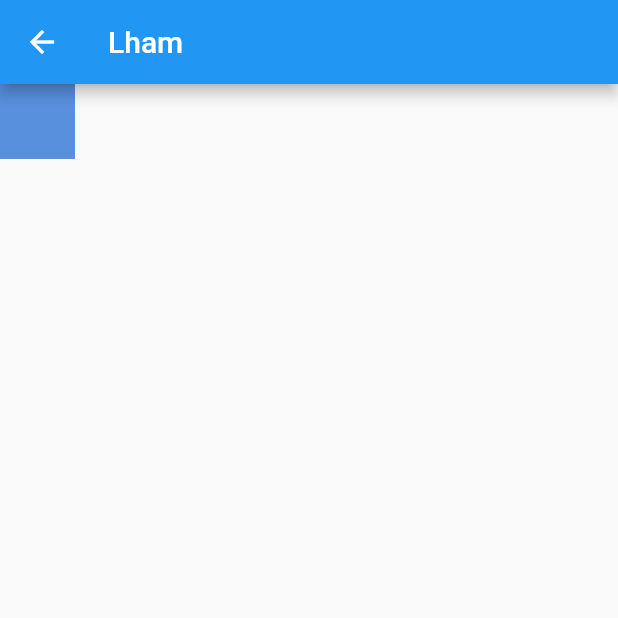
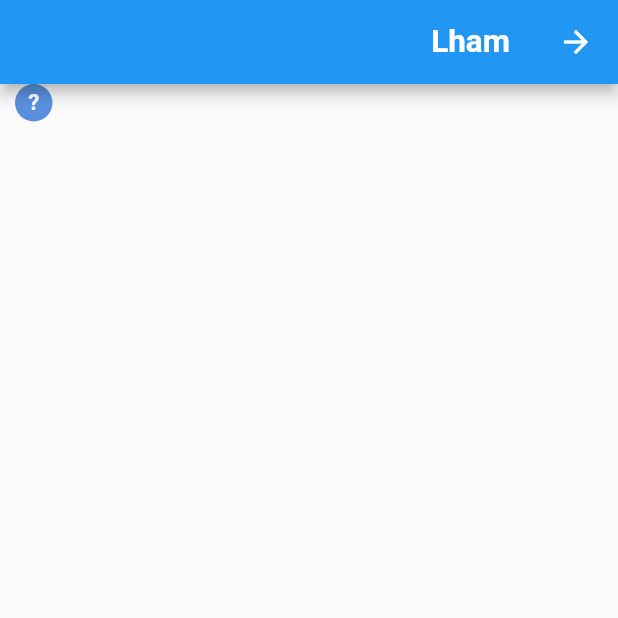
Before and after one commit to aliazimoshan/BluBank, a Flutter app: the screen it shows after launch, after a tap on "Lham Screen", on a phone screen of 412 x 824 dp, the top half of it. Run offline on Flutter 3.47's test engine with Material 2 defaults, Android fonts, the phone set to English and light mode, and no system bars.

Commit message:
change languege of application to fa, Fix the style of contactModal and add it to AppBarWidget

```diff
--- a/lib/main.dart
+++ b/lib/main.dart
@@ -1,4 +1,5 @@
 import 'package:blubank/view/screens/mainScreen.dart';
+import 'package:flutter_localizations/flutter_localizations.dart';
 import 'package:flutter/material.dart';
 import 'constant/colors.dart';
 
@@ -14,6 +15,15 @@ class BluBank extends StatelessWidget {
       theme: ThemeData(
         primaryColor: BluColor.primaryColor,
       ),
+      localizationsDelegates: [
+        GlobalCupertinoLocalizations.delegate,
+        GlobalMaterialLocalizations.delegate,
+        GlobalWidgetsLocalizations.delegate,
+      ],
+      supportedLocales: [
+        Locale("fa", "IR"),
+      ],
+      locale: Locale("fa", "IR"),
       home: MainScreen(),
     );
   }
--- a/lib/view/screens/roya/royaScreen.dart
+++ b/lib/view/screens/roya/royaScreen.dart
@@ -1,3 +1,4 @@
+import 'package:blubank/view/widgets/appBar_widget.dart';
 import 'package:flutter/material.dart';
 
 class RoyaScreen extends StatelessWidget {
@@ -6,8 +7,8 @@ class RoyaScreen extends StatelessWidget {
   @override
   Widget build(BuildContext context) {
     return Scaffold(
-      appBar: AppBar(
-        title: Text("Roya"),
+      appBar: AppBarWidget(
+        text: "علی عظیم الشان",
       ),
     );
   }
--- a/lib/view/widgets/contactModal_widget.dart
+++ b/lib/view/widgets/contactModal_widget.dart
@@ -11,15 +11,15 @@ class Contactmodalwidget extends StatelessWidget {
       height: 50,
       child: Row(
         children: [
-          Spacer(),
+          Container(
+            child: Icon(greyicon, color: Colors.grey),
+          ),
+          SizedBox(width: 20),
           Text(
             title,
             style: TextStyle(fontSize: 16),
           ),
-          SizedBox(width: 20),
-          Container(
-            child: Icon(greyicon, color: Colors.grey),
-          ),
+          Spacer(),
         ],
       ),
     );
@@ -27,7 +27,9 @@ class Contactmodalwidget extends StatelessWidget {
 
   @override
   Widget build(BuildContext context) {
-    return InkWell(
+    return Padding(
+      padding: EdgeInsets.fromLTRB(10, 0, 10, 0),
+      child: InkWell(
         onTap: () {
           showModalBottomSheet(
             backgroundColor: Colors.transparent,
@@ -35,7 +37,7 @@ class Contactmodalwidget extends StatelessWidget {
             builder: (context) {
               return Container(
                 width: BluDimensions.width(context),
-              padding: EdgeInsets.all(25),
+                padding: EdgeInsets.fromLTRB(20, 0, 20, 20),
                 child: Column(
                   children: [
                     Spacer(),
@@ -46,7 +48,7 @@ class Contactmodalwidget extends StatelessWidget {
                       ),
                       child: Column(
                         children: [
-                        SizedBox(height: 22),
+                          SizedBox(height: 20),
                           Center(
                             child: Text(
                               "بلولاین",
@@ -59,7 +61,8 @@ class Contactmodalwidget extends StatelessWidget {
                           Center(
                             child: Text(
                               "همیشه به وقت همه جا",
-                            style: TextStyle(fontSize: 20, color: Colors.grey),
+                              style:
+                                  TextStyle(fontSize: 20, color: Colors.grey),
                             ),
                           ),
                           Divider(),
@@ -77,7 +80,7 @@ class Contactmodalwidget extends StatelessWidget {
                             title: "سوالات متداول",
                             greyicon: Icons.quiz_outlined,
                           ),
-                        SizedBox(height: 25),
+                          SizedBox(height: 20),
                         ],
                       ),
                     ),
@@ -109,9 +112,22 @@ class Contactmodalwidget extends StatelessWidget {
           );
         },
         child: Container(
+          decoration: BoxDecoration(
             color: BluColor.primaryColor,
-        width: 50,
-        height: 50,
+            shape: BoxShape.circle,
+          ),
+          width: 25,
+          height: 25,
+          child: Center(
+            child: Text(
+              '?',
+              style: TextStyle(
+                color: Colors.white,
+                fontWeight: FontWeight.bold,
+              ),
+            ),
+          ),
+        ),
       ),
     );
   }
--- a/pubspec.yaml
+++ b/pubspec.yaml
@@ -23,7 +23,8 @@ environment:
 dependencies:
   flutter:
     sdk: flutter
-
+  flutter_localizations:
+    sdk: flutter
   # The following adds the Cupertino Icons font to your application.
   # Use with the CupertinoIcons class for iOS style icons.
   cupertino_icons: ^1.0.2
```
Also changed, not shown: lib/view/widgets/appBar_widget.dart (added, +24 -0 lines). Lines whose indentation alone changed are shown as unchanged.
